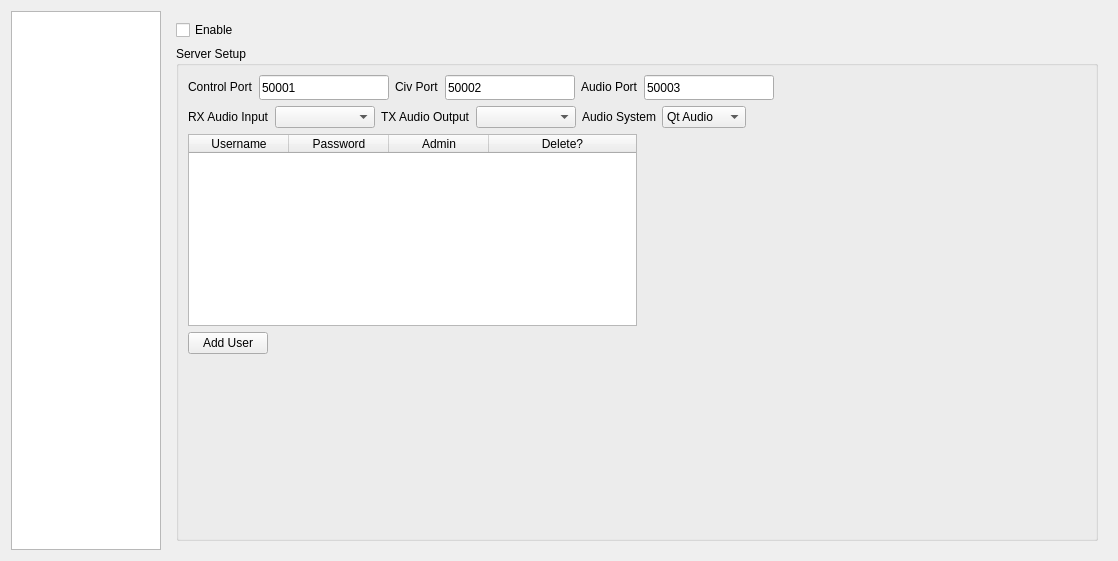
Old version of the form settingswidget.ui in the repository adecarolis/wfweb.
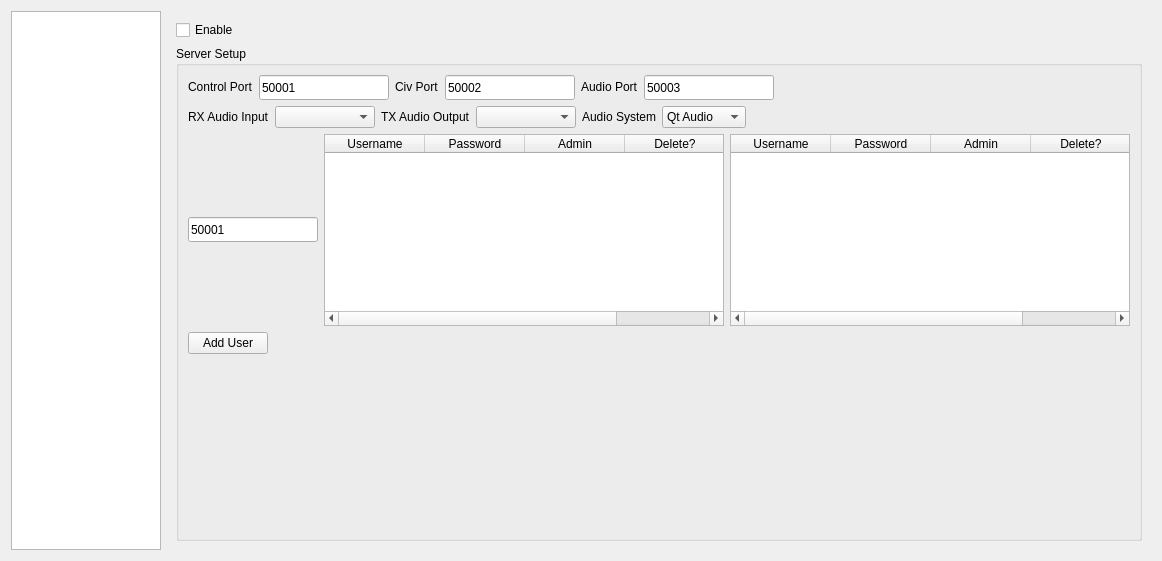
New version of the form. The open tabs and pages were chosen to show the change. Custom widgets are drawn as their Qt base class.

```diff
--- a/settingswidget.ui
+++ b/settingswidget.ui
@@ -2475,7 +2475,113 @@
               <item>
                <layout class="QHBoxLayout" name="horizontalLayout_32">
                 <item>
-                 <widget class="QTableWidget" name="serverUsersTable">
+                 <widget class="QLineEdit" name="serverControlPortText_2">
+                  <property name="sizePolicy">
+                   <sizepolicy hsizetype="Expanding" vsizetype="Expanding">
+                    <horstretch>0</horstretch>
+                    <verstretch>0</verstretch>
+                   </sizepolicy>
+                  </property>
+                  <property name="minimumSize">
+                   <size>
+                    <width>130</width>
+                    <height>25</height>
+                   </size>
+                  </property>
+                  <property name="maximumSize">
+                   <size>
+                    <width>130</width>
+                    <height>25</height>
+                   </size>
+                  </property>
+                  <property name="inputMask">
+                   <string>99999</string>
+                  </property>
+                  <property name="text">
+                   <string>50001</string>
+                  </property>
+                  <property name="frame">
+                   <bool>true</bool>
+                  </property>
+                 </widget>
+                </item>
+                <item>
+                 <widget class="tableWidget" name="serverUsersTable_2">
+                  <property name="sizePolicy">
+                   <sizepolicy hsizetype="Expanding" vsizetype="Expanding">
+                    <horstretch>0</horstretch>
+                    <verstretch>0</verstretch>
+                   </sizepolicy>
+                  </property>
+                  <property name="minimumSize">
+                   <size>
+                    <width>400</width>
+                    <height>160</height>
+                   </size>
+                  </property>
+                  <property name="maximumSize">
+                   <size>
+                    <width>750</width>
+                    <height>330</height>
+                   </size>
+                  </property>
+                  <property name="frameShape">
+                   <enum>QFrame::StyledPanel</enum>
+                  </property>
+                  <property name="lineWidth">
+                   <number>1</number>
+                  </property>
+                  <property name="midLineWidth">
+                   <number>0</number>
+                  </property>
+                  <property name="columnCount">
+                   <number>4</number>
+                  </property>
+                  <attribute name="horizontalHeaderCascadingSectionResizes">
+                   <bool>false</bool>
+                  </attribute>
+                  <attribute name="horizontalHeaderDefaultSectionSize">
+                   <number>100</number>
+                  </attribute>
+                  <attribute name="horizontalHeaderShowSortIndicator" stdset="0">
+                   <bool>false</bool>
+                  </attribute>
+                  <attribute name="horizontalHeaderStretchLastSection">
+                   <bool>true</bool>
+                  </attribute>
+                  <attribute name="verticalHeaderVisible">
+                   <bool>false</bool>
+                  </attribute>
+                  <attribute name="verticalHeaderShowSortIndicator" stdset="0">
+                   <bool>true</bool>
+                  </attribute>
+                  <attribute name="verticalHeaderStretchLastSection">
+                   <bool>false</bool>
+                  </attribute>
+                  <column>
+                   <property name="text">
+                    <string>Username</string>
+                   </property>
+                  </column>
+                  <column>
+                   <property name="text">
+                    <string>Password</string>
+                   </property>
+                  </column>
+                  <column>
+                   <property name="text">
+                    <string>Admin</string>
+                   </property>
+                  </column>
+                  <column>
+                   <property name="text">
+                    <string>Delete?</string>
+                   </property>
+                  </column>
+                 </widget>
+                </item>
+                <item>
+                 <widget class="tableWidget" name="serverUsersTable">
                   <property name="sizePolicy">
                    <sizepolicy hsizetype="Expanding" vsizetype="Expanding">
                     <horstretch>0</horstretch>
@@ -3232,6 +3338,11 @@
    <header location="global">qledlabel.h</header>
    <container>1</container>
   </customwidget>
+  <customwidget>
+   <class>tableWidget</class>
+   <extends>QTableWidget</extends>
+   <header location="global">tablewidget.h</header>
+  </customwidget>
  </customwidgets>
  <resources/>
  <connections/>
```
Left out of the diff: 27 changed lines with no effect on the pictures.
